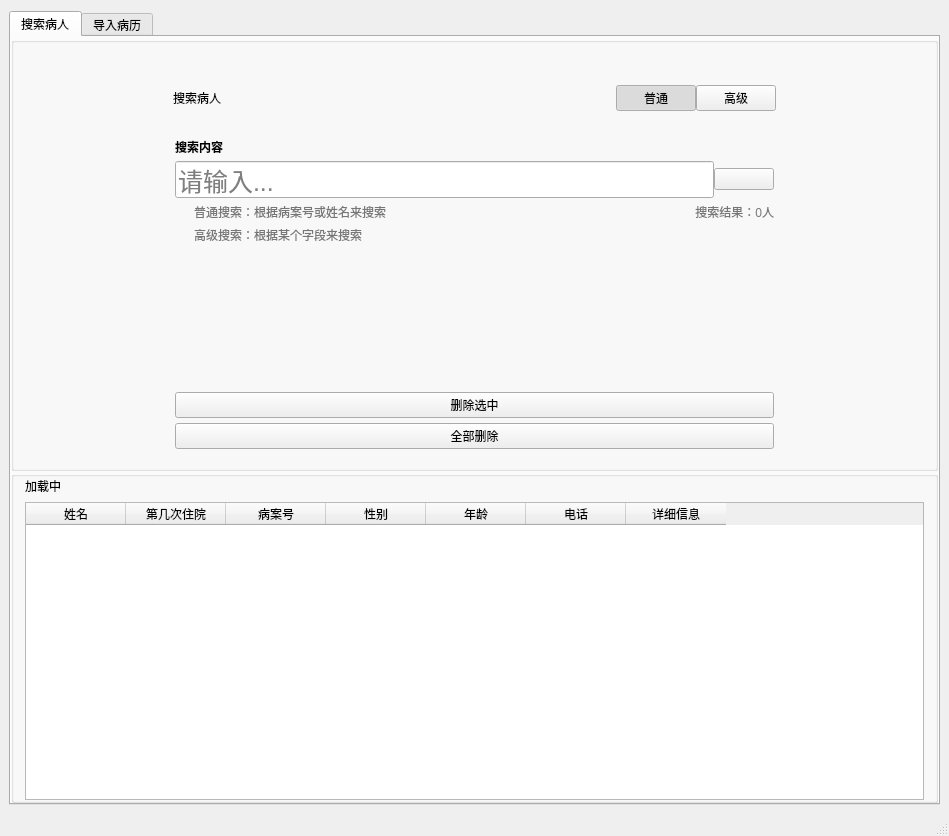
termtate/milvus-frontend, file assets/main.ui: the form before one commit.
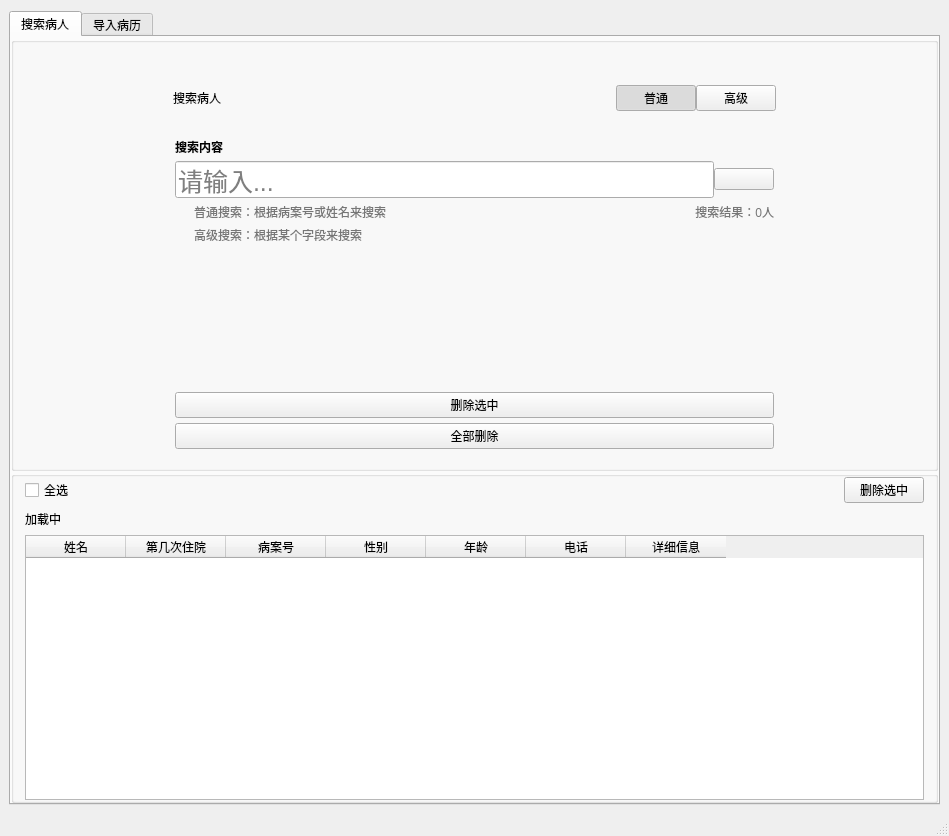
The form after the commit. The open tabs and pages were chosen to show the change. Icons and pictures are not drawn.

```diff
--- a/assets/main.ui
+++ b/assets/main.ui
@@ -834,7 +834,7 @@
           <property name="title">
            <string/>
           </property>
-          <layout class="QVBoxLayout" name="verticalLayout_2" stretch="0,0">
+          <layout class="QVBoxLayout" name="verticalLayout_2" stretch="0,0,0">
            <property name="spacing">
             <number>7</number>
            </property>
@@ -850,6 +850,40 @@
            <property name="bottomMargin">
             <number>0</number>
            </property>
+           <item>
+            <layout class="QHBoxLayout" name="horizontalLayout_7">
+             <item>
+              <widget class="QCheckBox" name="checkBox">
+               <property name="text">
+                <string>全选</string>
+               </property>
+              </widget>
+             </item>
+             <item>
+              <spacer name="horizontalSpacer_6">
+               <property name="orientation">
+                <enum>Qt::Horizontal</enum>
+               </property>
+               <property name="sizeHint" stdset="0">
+                <size>
+                 <width>40</width>
+                 <height>20</height>
+                </size>
+               </property>
+              </spacer>
+             </item>
+             <item>
+              <widget class="QPushButton" name="db">
+               <property name="text">
+                <string>删除选中</string>
+               </property>
+               <property name="class" stdset="0">
+                <string>danger</string>
+               </property>
+              </widget>
+             </item>
+            </layout>
+           </item>
            <item>
             <widget class="QLabel" name="loading_label">
              <property name="enabled">
```
Left out of the diff: 2 changed lines with no effect on the pictures.
